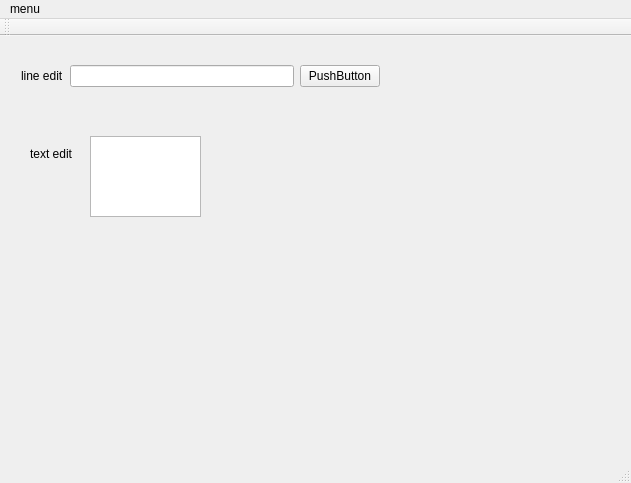
First picture: the form in mainwindow.ui, repository dyoshizawa/QtTest, before the edit.
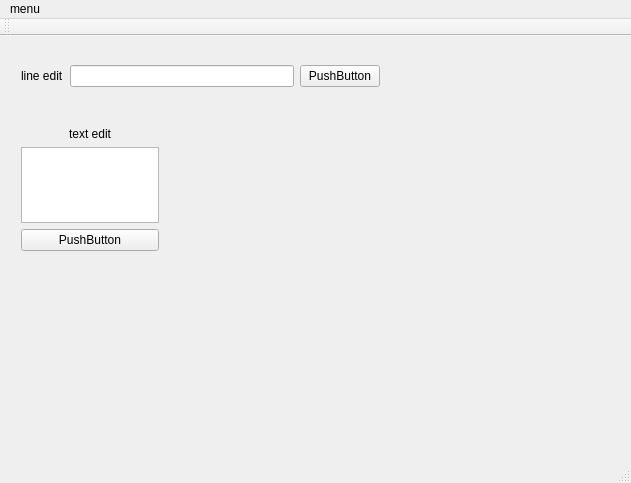
Second picture: the form after the edit.

Commit message:
text edit and push button
adding test for text edit and push button.

Patch:
```diff
--- a/mainwindow.ui
+++ b/mainwindow.ui
@@ -14,29 +14,6 @@
    <string>MainWindow</string>
   </property>
   <widget class="QWidget" name="centralWidget">
-   <widget class="QLabel" name="label_2">
-    <property name="geometry">
-     <rect>
-      <x>30</x>
-      <y>110</y>
-      <width>59</width>
-      <height>16</height>
-     </rect>
-    </property>
-    <property name="text">
-     <string>text edit</string>
-    </property>
-   </widget>
-   <widget class="QTextEdit" name="textEdit">
-    <property name="geometry">
-     <rect>
-      <x>90</x>
-      <y>100</y>
-      <width>111</width>
-      <height>81</height>
-     </rect>
-    </property>
-   </widget>
    <widget class="QWidget" name="horizontalLayoutWidget">
     <property name="geometry">
      <rect>
@@ -70,6 +47,41 @@
      </item>
     </layout>
    </widget>
+   <widget class="QWidget" name="verticalLayoutWidget">
+    <property name="geometry">
+     <rect>
+      <x>10</x>
+      <y>80</y>
+      <width>160</width>
+      <height>146</height>
+     </rect>
+    </property>
+    <layout class="QVBoxLayout" name="verticalLayout_4">
+     <item>
+      <widget class="QLabel" name="label_2">
+       <property name="layoutDirection">
+        <enum>Qt::RightToLeft</enum>
+       </property>
+       <property name="text">
+        <string>text edit</string>
+       </property>
+       <property name="alignment">
+        <set>Qt::AlignCenter</set>
+       </property>
+      </widget>
+     </item>
+     <item>
+      <widget class="QTextEdit" name="textEdit"/>
+     </item>
+     <item>
+      <widget class="QPushButton" name="pushButton_2">
+       <property name="text">
+        <string>PushButton</string>
+       </property>
+      </widget>
+     </item>
+    </layout>
+   </widget>
   </widget>
   <widget class="QMenuBar" name="menuBar">
    <property name="geometry">
```
The commit also changes 2 other files.
